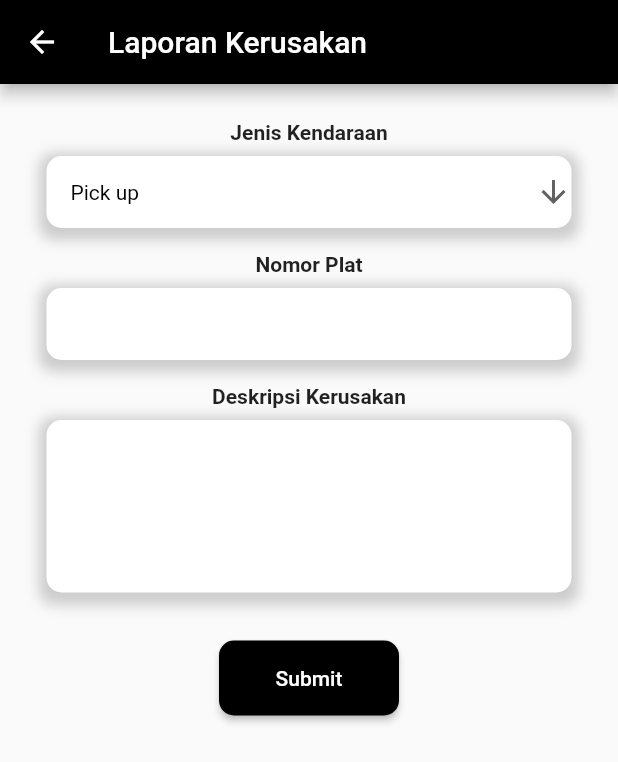
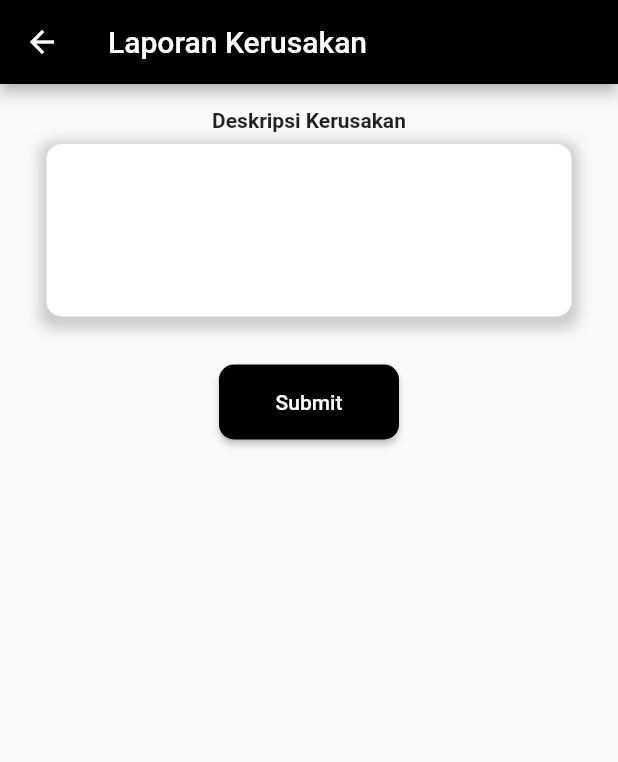
Before and after one commit to OrangJenius/ekspedisi_final_final_semoga-master, a Flutter app: the LaporanKerusakan screen opened directly, on a phone screen of 412 x 824 dp. Shown: the top 762 px of the screen. Run offline on Flutter 3.47's test engine with Material 2 defaults, Android fonts, the phone set to English and light mode, and no system bars; our stand-ins replace google_maps_flutter, location.

Commit message:
update route pengiriman
route ke laporan kerusakan

```diff
--- a/final_project_semoga/lib/screens/laporanKerusakan.dart
+++ b/final_project_semoga/lib/screens/laporanKerusakan.dart
@@ -1,20 +1,11 @@
 import 'package:flutter/material.dart';
 import 'package:flutter/services.dart';
-
-const List<String> list = <String>[
-  'Pick up',
-  'Truk sedang',
-  'Truk besar',
-  'Four'
-];
 
 class LaporanKerusakan extends StatefulWidget {
   _LaporanKerusakan createState() => _LaporanKerusakan();
 }
 
 class _LaporanKerusakan extends State<LaporanKerusakan> {
-  String dropDownValue = list.first;
-
   @override
   Widget build(BuildContext context) {
     return Scaffold(
@@ -31,97 +22,6 @@ class _LaporanKerusakan extends State<LaporanKerusakan> {
         body: Center(
             child: Container(
                 child: Column(children: [
-          Container(
-            child: Text(
-              "Jenis Kendaraan",
-              style: TextStyle(fontWeight: FontWeight.bold),
-            ),
-            padding: EdgeInsets.only(top: 24.0, bottom: 8.0),
-          ),
-          Container(
-            width: 350, // Mengatur lebar container
-            decoration: BoxDecoration(
-              color: Colors.white,
-              borderRadius: BorderRadius.only(
-                  topLeft: Radius.circular(10),
-                  topRight: Radius.circular(10),
-                  bottomLeft: Radius.circular(10),
-                  bottomRight: Radius.circular(10)),
-              boxShadow: [
-                BoxShadow(
-                  color: Colors.grey.withOpacity(0.5),
-                  spreadRadius: 5,
-                  blurRadius: 7,
-                  offset: Offset(0, 3), // changes position of shadow
-                ),
-              ],
-            ),
-            child: DropdownButtonHideUnderline(
-              child: DropdownButtonFormField<String>(
-                decoration: InputDecoration(
-                  border: InputBorder.none,
-                  enabledBorder: InputBorder.none,
-                  focusedBorder: InputBorder.none,
-                  errorBorder: InputBorder.none,
-                  disabledBorder: InputBorder.none,
-                  contentPadding:
-                      EdgeInsets.symmetric(vertical: 10, horizontal: 16),
-                ),
-                value: dropDownValue,
-                icon: Icon(Icons.arrow_downward),
-                iconSize: 24,
-                elevation: 8,
-                style: TextStyle(color: Colors.black),
-                onChanged: (String? value) {
-                  setState(() {
-                    dropDownValue = value!;
-                  });
-                },
-                items: list.map<DropdownMenuItem<String>>((String value) {
-                  return DropdownMenuItem<String>(
-                    value: value,
-                    child: Text(value),
-                  );
-                }).toList(),
-              ),
-            ),
-          ),
-          Container(
-            child: Text(
-              "Nomor Plat",
-              style: TextStyle(fontWeight: FontWeight.bold),
-            ),
-            padding: EdgeInsets.only(top: 16.0, bottom: 8.0),
-          ),
-          Container(
-              width: 350, // Mengatur lebar container
-              decoration: BoxDecoration(
-                color: Colors.white,
-                borderRadius: BorderRadius.only(
-                    topLeft: Radius.circular(10),
-                    topRight: Radius.circular(10),
-                    bottomLeft: Radius.circular(10),
-                    bottomRight: Radius.circular(10)),
-                boxShadow: [
-                  BoxShadow(
-                    color: Colors.grey.withOpacity(0.5),
-                    spreadRadius: 5,
-                    blurRadius: 7,
-                    offset: Offset(0, 3), // changes position of shadow
-                  ),
-                ],
-              ),
-              child: TextFormField(
-                decoration: InputDecoration(
-                  border: InputBorder.none,
-                  enabledBorder: InputBorder.none,
-                  focusedBorder: InputBorder.none,
-                  errorBorder: InputBorder.none,
-                  disabledBorder: InputBorder.none,
-                  contentPadding:
-                      EdgeInsets.symmetric(vertical: 10, horizontal: 16),
-                ),
-              )),
           Container(
             child: Text(
               "Deskripsi Kerusakan",
--- a/final_project_semoga/lib/screens/pengiriman.dart
+++ b/final_project_semoga/lib/screens/pengiriman.dart
@@ -1,4 +1,5 @@
 import 'package:final_project_semoga/screens/home.dart';
+import 'package:final_project_semoga/screens/laporanKerusakan.dart';
 import 'package:flutter/material.dart';
 import 'package:google_maps_flutter/google_maps_flutter.dart';
 import 'package:location/location.dart';
@@ -145,8 +146,10 @@ class _PengirimanState extends State<Pengiriman> {
             children: [
               ElevatedButton(
                 onPressed: () {
-                  // Implement the left button's functionality here
-                  // For example, you can show a dialog, navigate to another screen, etc.
+                  Navigator.push(
+                      context,
+                      MaterialPageRoute(
+                          builder: (context) => LaporanKerusakan()));
                 },
                 child: Text('Kerusakan'),
               ),
```
